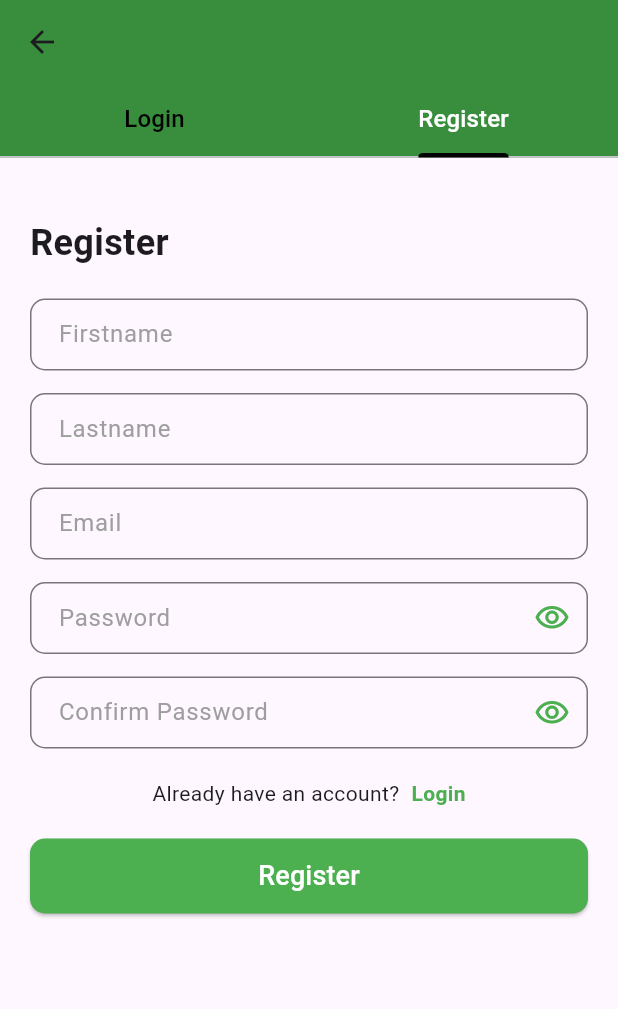
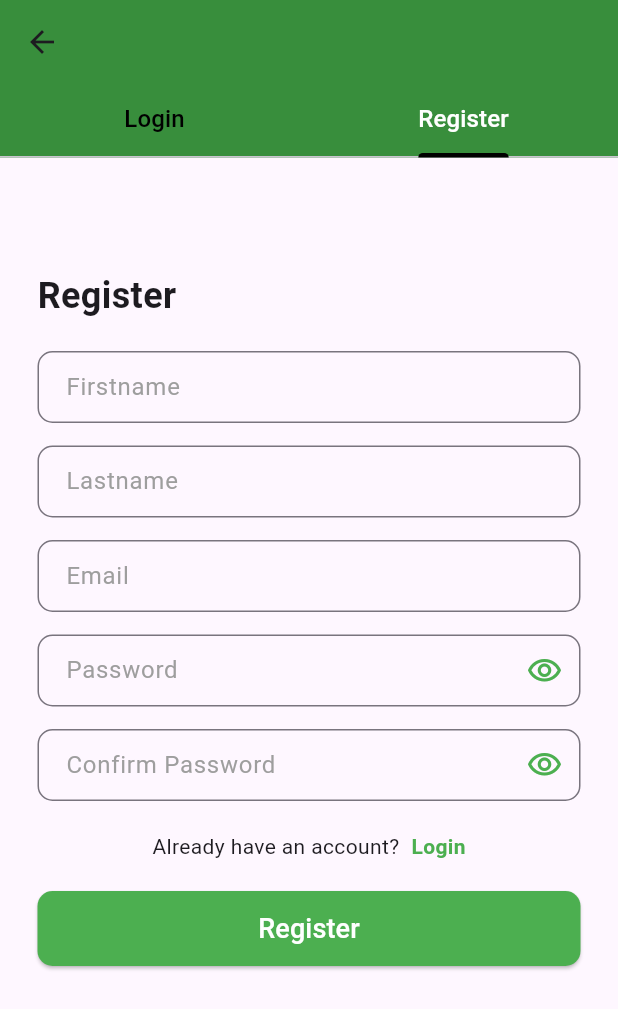
Before and after one commit to D-Binara/iwb102-team-novices, a Flutter app: the LogInPage screen opened directly, tab 2 chosen, on a phone screen of 412 x 824 dp. Shown: the top 1009 px of the screen. Run offline on Flutter 3.47's test engine with Material 3 defaults, Android fonts, the phone set to English and light mode, and no system bars; our stand-ins replace image_picker.

Commit message:
Add text

```diff
--- a/frontend/lib/screens/LogIn_Page.dart
+++ b/frontend/lib/screens/LogIn_Page.dart
@@ -58,11 +58,11 @@ class _LogInPageState extends State<LogInPage> {
   Widget buildLoginForm(BuildContext context) {
     return SingleChildScrollView(
       child: Padding(
-        padding: const EdgeInsets.all(20.0),
+        padding: const EdgeInsets.all(25.0),
         child: Column(
           crossAxisAlignment: CrossAxisAlignment.start,
           children: [
-            const SizedBox(height: 20),
+            const SizedBox(height: 50),
             const Text('Sign In', style: TextStyle(fontSize: 24, fontWeight: FontWeight.bold)),
             const SizedBox(height: 20),
             TextField(
@@ -129,6 +129,13 @@ class _LogInPageState extends State<LogInPage> {
                 ),
               ],
             ),
+            SizedBox(height: 50,),
+            const Row(
+              mainAxisAlignment: MainAxisAlignment.center,
+              children: [
+                Text("Don't have an account? Click Register"),
+              ],
+            ),
             const SizedBox(height: 20),
             ElevatedButton(
               onPressed: () async {
--- a/frontend/lib/screens/Register_Page.dart
+++ b/frontend/lib/screens/Register_Page.dart
@@ -76,11 +76,11 @@ class _RegisterPageState extends State<RegisterPage> {
       },
       child: SingleChildScrollView(
         child: Padding(
-          padding: const EdgeInsets.all(20.0),
+          padding: const EdgeInsets.all(25.0),
           child: Column(
             crossAxisAlignment: CrossAxisAlignment.start,
             children: [
-              const SizedBox(height: 20),
+              const SizedBox(height: 50),
               const Text(
                 'Register',
                 style: TextStyle(fontSize: 24, fontWeight: FontWeight.bold),
```
